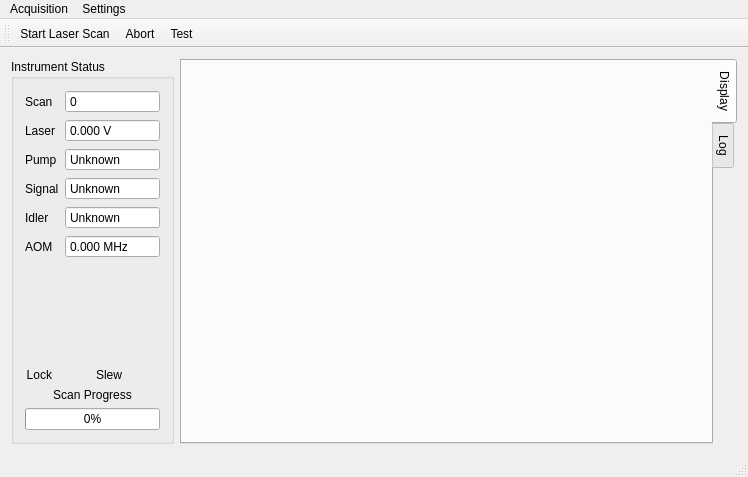
Before: the Qt Designer form mainwindow.ui in kncrabtree/nicerohms, drawn with Qt 5.
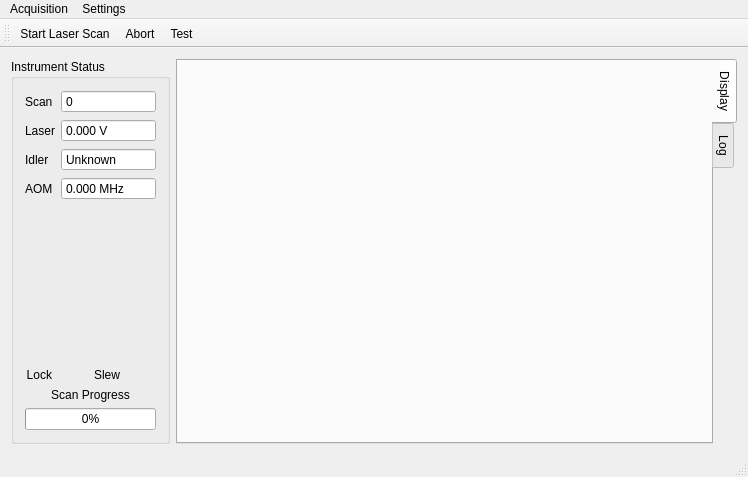
After: the same form once the commit is applied. Custom widgets are drawn as their Qt base class.

Commit message: Removed pump and signal. Program only has idler

What changed in the file:
```diff
--- a/mainwindow.ui
+++ b/mainwindow.ui
@@ -23,6 +23,9 @@
       <layout class="QVBoxLayout" name="verticalLayout_3">
        <item>
         <layout class="QFormLayout" name="formLayout">
+         <property name="fieldGrowthPolicy">
+          <enum>QFormLayout::AllNonFixedFieldsGrow</enum>
+         </property>
          <item row="0" column="0">
           <widget class="QLabel" name="scanNumberLabel">
            <property name="text">
@@ -72,66 +75,14 @@
            </property>
           </widget>
          </item>
-         <item row="3" column="0">
-          <widget class="QLabel" name="signalLabel">
-           <property name="text">
-            <string>Signal</string>
-           </property>
-          </widget>
-         </item>
-         <item row="3" column="1">
-          <widget class="QDoubleSpinBox" name="signalDoubleSpinBox">
-           <property name="readOnly">
-            <bool>true</bool>
-           </property>
-           <property name="buttonSymbols">
-            <enum>QAbstractSpinBox::NoButtons</enum>
-           </property>
-           <property name="specialValueText">
-            <string>Unknown</string>
-           </property>
-           <property name="suffix">
-            <string> GHz</string>
-           </property>
-           <property name="maximum">
-            <double>1000000.000000000000000</double>
-           </property>
-          </widget>
-         </item>
          <item row="2" column="0">
-          <widget class="QLabel" name="pumpLabel">
-           <property name="text">
-            <string>Pump</string>
-           </property>
-          </widget>
-         </item>
-         <item row="2" column="1">
-          <widget class="QDoubleSpinBox" name="pumpDoubleSpinBox">
-           <property name="readOnly">
-            <bool>true</bool>
-           </property>
-           <property name="buttonSymbols">
-            <enum>QAbstractSpinBox::NoButtons</enum>
-           </property>
-           <property name="specialValueText">
-            <string>Unknown</string>
-           </property>
-           <property name="suffix">
-            <string> GHz</string>
-           </property>
-           <property name="maximum">
-            <double>1000000.000000000000000</double>
-           </property>
-          </widget>
-         </item>
-         <item row="4" column="0">
           <widget class="QLabel" name="idlerLabel">
            <property name="text">
             <string>Idler</string>
            </property>
           </widget>
          </item>
-         <item row="4" column="1">
+         <item row="2" column="1">
           <widget class="QDoubleSpinBox" name="idlerDoubleSpinBox">
            <property name="readOnly">
             <bool>true</bool>
@@ -150,14 +101,14 @@
            </property>
           </widget>
          </item>
-         <item row="5" column="0">
+         <item row="3" column="0">
           <widget class="QLabel" name="aomLabel">
            <property name="text">
             <string>AOM</string>
            </property>
           </widget>
          </item>
-         <item row="5" column="1">
+         <item row="3" column="1">
           <widget class="QDoubleSpinBox" name="aomDoubleSpinBox">
            <property name="readOnly">
             <bool>true</bool>
```
Left out of the diff: 5 changed lines with no effect on the pictures. The commit also changes 13 other files.
